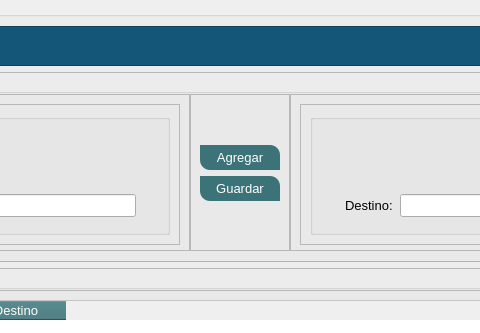
Old version of the form subwindow.ui in the repository askr3d/ProyectoTaxi; both pictures show x 172 to 652 and y 0 to 333 of the 824 by 622 pixel window.
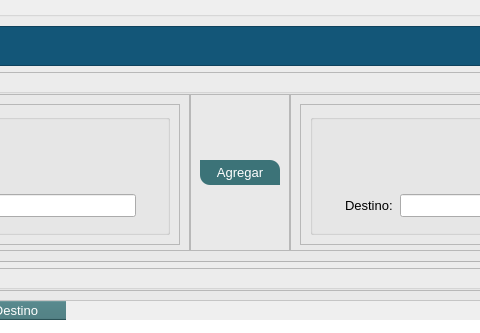
New version of the form. Icons and pictures are not drawn.

Commit message: Funcionalidades conductor, empresa terminadas, pendientes viajes y pasajeros

Diff of the .ui file:
```diff
--- a/subwindow.ui
+++ b/subwindow.ui
@@ -415,31 +415,6 @@
                    </property>
                   </widget>
                  </item>
-                 <item>
-                  <widget class="QPushButton" name="btn_guardar_pasajeros">
-                   <property name="minimumSize">
-                    <size>
-                     <width>80</width>
-                     <height>25</height>
-                    </size>
-                   </property>
-                   <property name="styleSheet">
-                    <string notr="true">QPushButton{
-	border-top-right-radius:10px;
-	border-bottom-left-radius:10px;
-	background-color: rgb(60, 115, 120);
-	
-	color: rgb(255, 255, 255);
-}
-QPushButton:hover{
-	background-color: rgb(0, 85, 120);
-}</string>
-                   </property>
-                   <property name="text">
-                    <string>Guardar</string>
-                   </property>
-                  </widget>
-                 </item>
                 </layout>
                </item>
                <item>
```
The commit also changes 7 other files.
